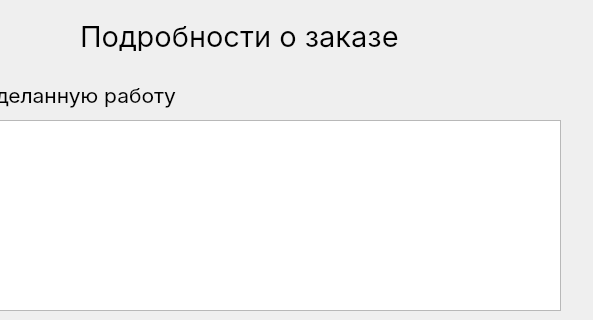
Old version of the form src/worker/completeorderwindow.ui in the repository Dugers/Machine-repair; both pictures show x 170 to 763 and y 0 to 320 of the 763 by 417 pixel window.
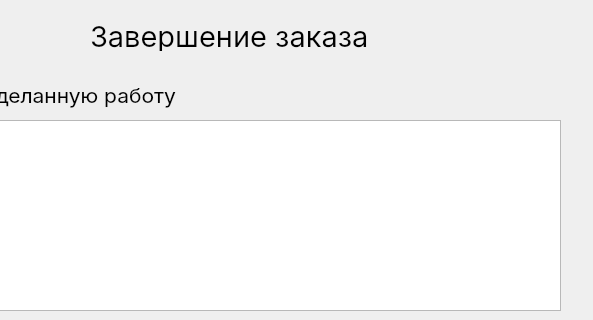
New version of the form.

The edit to the form file:
```diff
--- a/src/worker/completeorderwindow.ui
+++ b/src/worker/completeorderwindow.ui
@@ -16,6 +16,18 @@
     <verstretch>0</verstretch>
    </sizepolicy>
   </property>
+  <property name="minimumSize">
+   <size>
+    <width>763</width>
+    <height>417</height>
+   </size>
+  </property>
+  <property name="maximumSize">
+   <size>
+    <width>763</width>
+    <height>417</height>
+   </size>
+  </property>
   <property name="windowTitle">
    <string>Form</string>
   </property>
@@ -98,9 +110,9 @@
   <widget class="QLabel" name="about_order_label">
    <property name="geometry">
     <rect>
-     <x>250</x>
+     <x>260</x>
      <y>20</y>
-     <width>411</width>
+     <width>361</width>
      <height>31</height>
     </rect>
    </property>
@@ -111,7 +123,7 @@
     </font>
    </property>
    <property name="text">
-    <string>Подробности о заказе</string>
+    <string>Завершение заказа</string>
    </property>
   </widget>
  </widget>
```
Left out of the diff: 2 changed lines with no effect on the pictures.
